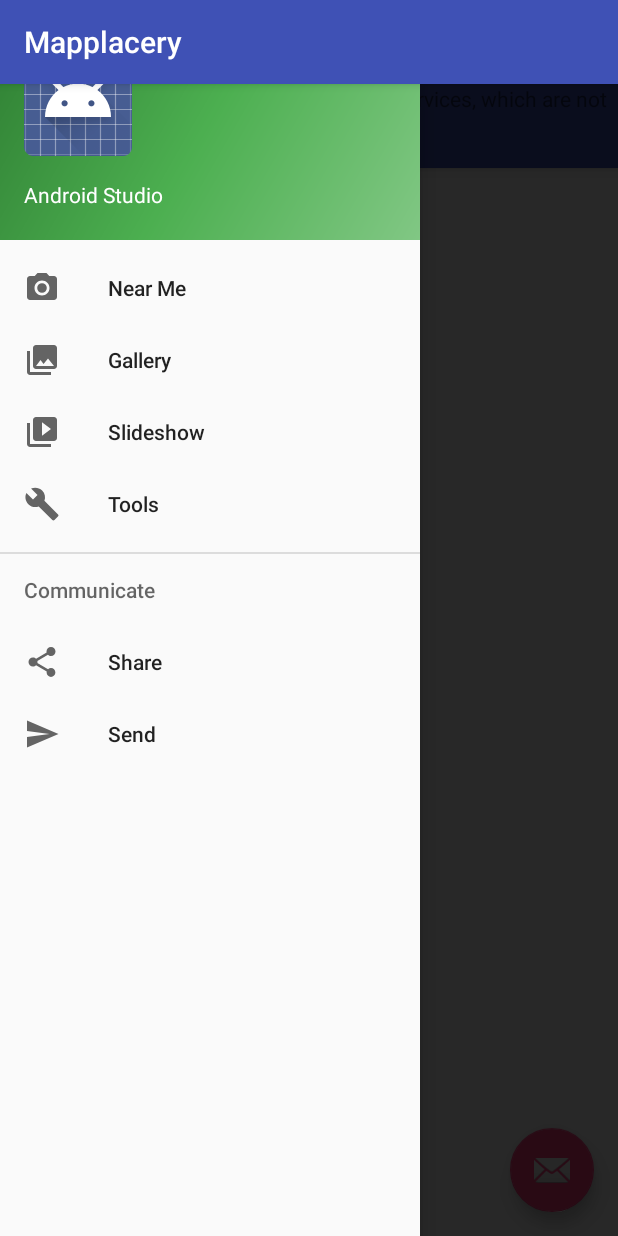
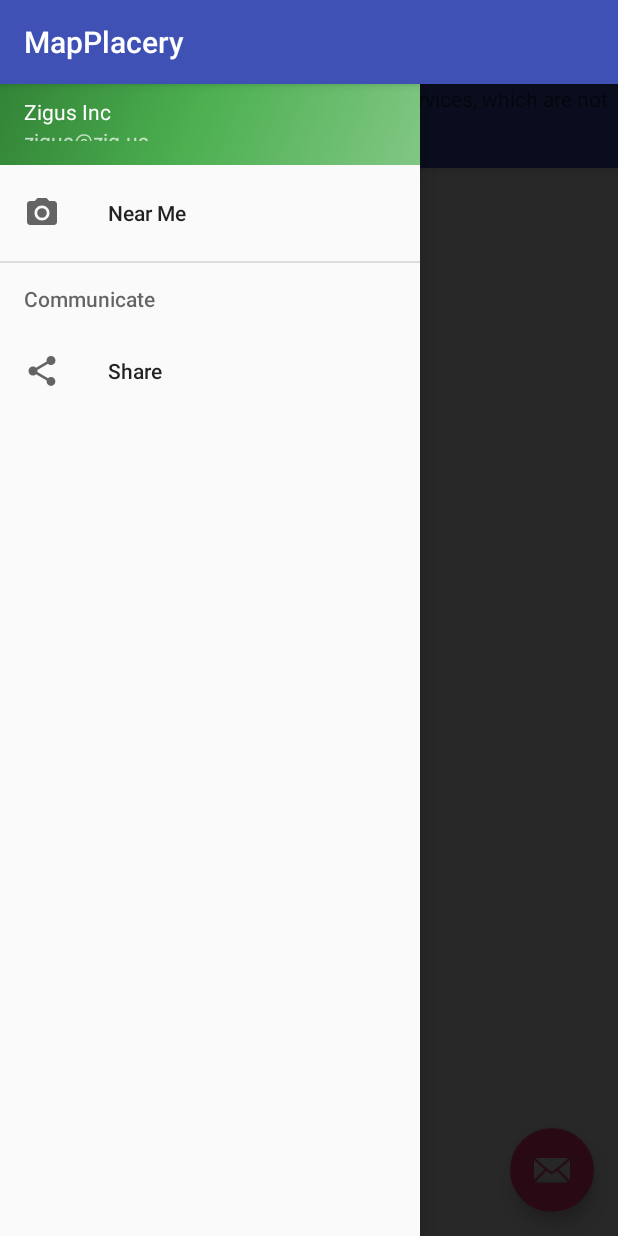
Before and after one commit to zig-us/Placery, an Android app: the screen it shows after launch (MapActivity), with the side drawer open, on a phone screen of 412 x 824 dp. Run offline under Robolectric (Android 15) with nearby library versions, the phone set to English and light mode, and no system bars; 3 statements that could not run were skipped.

Commit message:
Fixed the name across the top of the application so it says, MapPlacery

```diff
--- a/app/src/main/java/us/zig/mapplacery/MapActivity.java
+++ b/app/src/main/java/us/zig/mapplacery/MapActivity.java
@@ -49,6 +49,8 @@ public class MapActivity extends AppCompatActivity
      */
     private GoogleApiClient client;
 
+    // this method is called when the application starts
+    // it provides the
     @Override
     protected void onCreate(Bundle savedInstanceState) {
         super.onCreate(savedInstanceState);
@@ -57,7 +59,7 @@ public class MapActivity extends AppCompatActivity
         try {
             getSupportActionBar().setTitle(R.string.app_name);
         } catch (Exception e) {
-            // do nothing for now TODO
+            // do nothing for now TODO probably should post an error to the user that makes sense
         }
 
         mapFrag = (SupportMapFragment) getSupportFragmentManager().findFragmentById(R.id.map);
--- a/app/src/main/java/us/zig/mapplacery/MenuActivity.java
+++ b/app/src/main/java/us/zig/mapplacery/MenuActivity.java
@@ -82,15 +82,15 @@ public class MenuActivity extends AppCompatActivity
 
         if (id == R.id.nav_camera) {
             // Handle the camera action
-        } else if (id == R.id.nav_gallery) {
+/*        } else if (id == R.id.nav_gallery) {
 
         } else if (id == R.id.nav_slideshow) {
 
-        } else if (id == R.id.nav_manage) {
+        } else if (id == R.id.nav_manage) {*/
 
         } else if (id == R.id.nav_share) {
 
-        } else if (id == R.id.nav_send) {
+//        } else if (id == R.id.nav_send) {
 
         }
 
--- a/app/src/main/res/layout/activity_main.xml
+++ b/app/src/main/res/layout/activity_main.xml
@@ -14,21 +14,13 @@ tools:openDrawer="start">
     android:layout_width="match_parent"
     android:layout_height="match_parent" />
 
-    <fragment xmlns:android="http://schemas.android.com/apk/res/android"
-        xmlns:tools="http://schemas.android.com/tools"
-        android:layout_width="match_parent"
-        android:layout_height="match_parent"
-        android:id="@+id/map"
-        tools:context=".MapLocationActivity"
-        android:name="com.google.android.gms.maps.SupportMapFragment"/>
-
-<!--<fragment xmlns:android="http://schemas.android.com/apk/res/android"
-    android:id="@+id/map"
-    android:name="com.google.android.gms.maps.SupportMapFragment"
+<fragment xmlns:android="http://schemas.android.com/apk/res/android"
+    xmlns:tools="http://schemas.android.com/tools"
     android:layout_width="match_parent"
     android:layout_height="match_parent"
-    tools:context=".MapActivity" />
--->
+    android:id="@+id/map"
+    tools:context=".MapLocationActivity"
+    android:name="com.google.android.gms.maps.SupportMapFragment"/>
 
 <android.support.design.widget.NavigationView
     android:id="@+id/nav_view"
--- a/app/src/main/res/layout/app_bar_main2.xml
+++ b/app/src/main/res/layout/app_bar_main2.xml
@@ -7,7 +7,7 @@
     android:fitsSystemWindows="true"
     tools:context=".MenuActivity">
 
-    <android.support.design.widget.AppBarLayout
+   <android.support.design.widget.AppBarLayout
         android:layout_width="match_parent"
         android:layout_height="wrap_content"
         android:theme="@style/AppTheme.AppBarOverlay">
--- a/app/src/main/res/layout/nav_header_main2.xml
+++ b/app/src/main/res/layout/nav_header_main2.xml
@@ -3,7 +3,7 @@
     android:layout_width="match_parent"
     android:layout_height="@dimen/nav_header_height"
     android:background="@drawable/side_nav_bar"
-    android:gravity="bottom"
+    android:gravity="top"
     android:orientation="vertical"
     android:paddingBottom="@dimen/activity_vertical_margin"
     android:paddingLeft="@dimen/activity_horizontal_margin"
@@ -11,24 +11,32 @@
     android:paddingTop="@dimen/activity_vertical_margin"
     android:theme="@style/ThemeOverlay.AppCompat.Dark">
 
-    <ImageView
+   <!-- <ImageView
         android:id="@+id/imageView"
         android:layout_width="wrap_content"
         android:layout_height="wrap_content"
         android:paddingTop="@dimen/nav_header_vertical_spacing"
         android:src="@android:drawable/sym_def_app_icon" />
+        android:src="@android:drawable/sym_def_app_icon" />-->
+    <TextView
+         android:layout_width="wrap_content"
+         android:layout_height="wrap_content"
+         android:src="@android:drawable/sym_def_app_icon"
+         android:text="@string/app_name"
+         android:textAppearance="@style/TextAppearance.AppCompat.Headline"
+        />
 
     <TextView
         android:layout_width="match_parent"
         android:layout_height="wrap_content"
         android:paddingTop="@dimen/nav_header_vertical_spacing"
-        android:text="Android Studio"
+        android:text="@string/zigustitle"
         android:textAppearance="@style/TextAppearance.AppCompat.Body1" />
 
     <TextView
         android:id="@+id/textView"
         android:layout_width="wrap_content"
         android:layout_height="wrap_content"
-        android:text="android.studio@android.com" />
+        android:text="@string/zigus.email" />
 
 </LinearLayout>
--- a/app/src/main/res/menu/activity_menu_drawer.xml
+++ b/app/src/main/res/menu/activity_menu_drawer.xml
@@ -6,7 +6,8 @@
             android:id="@+id/nav_camera"
             android:icon="@drawable/ic_menu_camera"
             android:title="@string/ImportViaCamera" />
-        <item
+<!--        <item
+
                     android:id="@+id/nav_gallery"
                     android:icon="@drawable/ic_menu_gallery"
                     android:title="Gallery" />
@@ -18,6 +19,7 @@
                     android:id="@+id/nav_manage"
                     android:icon="@drawable/ic_menu_manage"
                     android:title="Tools" />
+        -->
     </group>
 
     <item android:title="Communicate">
@@ -26,10 +28,12 @@
                 android:id="@+id/nav_share"
                 android:icon="@drawable/ic_menu_share"
                 android:title="Share" />
+<!--
             <item
                 android:id="@+id/nav_send"
                 android:icon="@drawable/ic_menu_send"
                 android:title="Send" />
+-->
         </menu>
     </item>
 
--- a/app/src/main/res/values/dimens.xml
+++ b/app/src/main/res/values/dimens.xml
@@ -1,7 +1,7 @@
 <resources>
     <!-- Default screen margins, per the Android Design guidelines. -->
     <dimen name="nav_header_vertical_spacing">16dp</dimen>
-    <dimen name="nav_header_height">160dp</dimen>
+    <dimen name="nav_header_height">110dp</dimen>
     <!-- Default screen margins, per the Android Design guidelines. -->
     <dimen name="activity_horizontal_margin">16dp</dimen>
     <dimen name="activity_vertical_margin">16dp</dimen>
--- a/app/src/main/res/values/strings.xml
+++ b/app/src/main/res/values/strings.xml
@@ -1,5 +1,5 @@
 <resources>
-    <string name="app_name">Mapplacery</string>
+    <string name="app_name">MapPlacery</string>
     <string name="title_activity_map">Map</string>
     <string name="title_activity_menu">Menu</string>
 
@@ -8,4 +8,6 @@
 
     <string name="action_settings">Settings</string>
     <string name="google_maps_key">AIzaSyCd3afCbbHM2GCs7G4Ijg-Qd_UYswpEVqw</string>
+    <string name="zigustitle">Zigus Inc</string>
+    <string name="zigus.email">zigus@zig.us</string>
 </resources>
```
Lines whose indentation alone changed are shown as unchanged.
